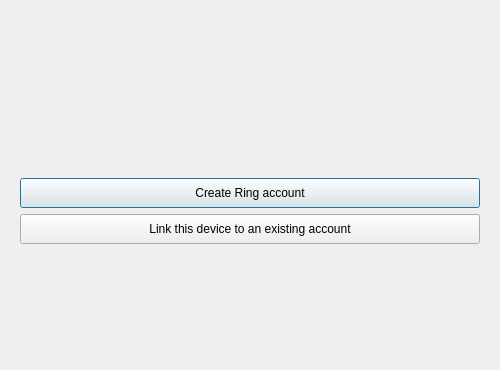
Above: wizarddialog.ui from savoirfairelinux/jami-client-windows before the change. Below: the same form after it.
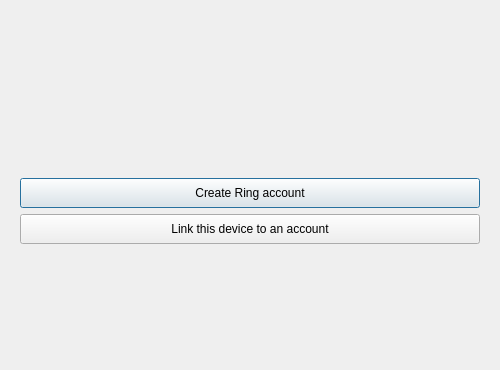
That is the form after the change. Icons and pictures are not drawn.

Commit message:
Refactoring of wizard dialog for UI consistency and clarity
Tuleap: #1293

What changed in the file:
```diff
--- a/wizarddialog.ui
+++ b/wizarddialog.ui
@@ -95,7 +95,7 @@
           </size>
          </property>
          <property name="text">
-          <string>Link this device to an existing account</string>
+          <string>Link this device to an account</string>
          </property>
         </widget>
        </item>
```
The commit also changes 1 other file.
